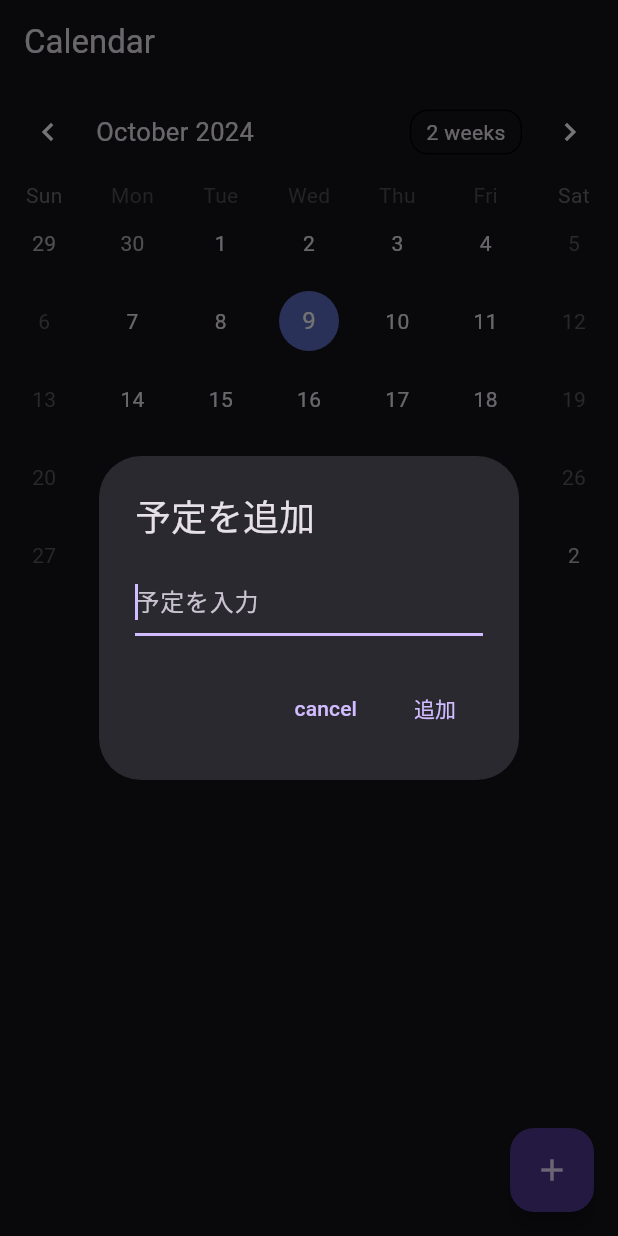
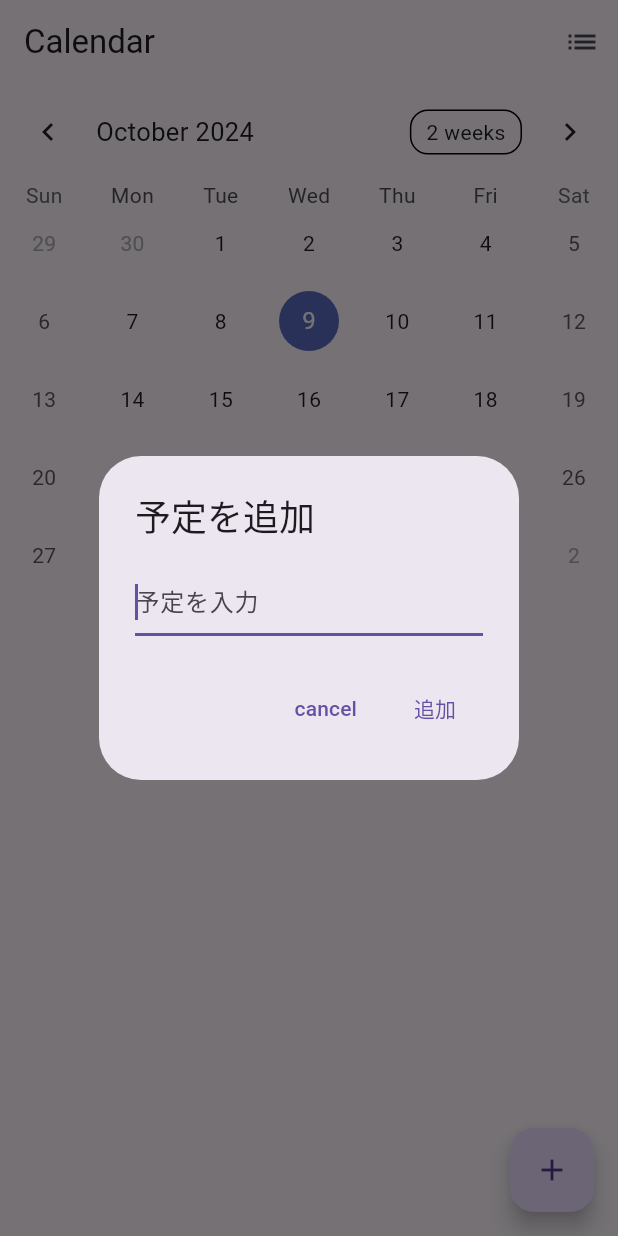
Before and after one commit to Thebai2357/Calendar, a Flutter app: the screen it shows after launch, after a tap on the "add" icon, on a phone screen of 412 x 824 dp. Run offline on Flutter 3.47's test engine with Material 3 defaults, Android fonts, the phone set to English and light mode, and no system bars; drawn by our look-alikes of table_calendar.

Commit message:
Complete Addition and List view

```diff
--- a/lib/main.dart
+++ b/lib/main.dart
@@ -1,120 +1,139 @@
 import 'package:flutter/material.dart';
-import 'package:table_calendar/table_calendar.dart';
+import 'pages/calendar_page.dart';
 
 void main() {
   runApp(const MyApp());
 }
 
-class MyApp extends StatelessWidget {
+class MyApp extends StatelessWidget{
   const MyApp({super.key});
-
-  // This widget is the root of your application.
   @override
-  Widget build(BuildContext context) {
+  Widget build(BuildContext context){
     return MaterialApp(
-      title: 'Calendar App',
-      theme: ThemeData.dark(),
-      home: CalendarPage()
+      title:'Calendar App',
+      //theme: ThemeData.dark(),
+      home: const CalendarPage(),
     );
   }
 }
-class Event{
-  final String title;
-  Event(this.title);
 
-  @override
-  String toString() =>title;
-}
+// import 'package:flutter/material.dart';
+// import 'package:table_calendar/table_calendar.dart';
 
-class CalendarPage extends StatefulWidget{
-  @override
-  _CalendarPageState createState() =>_CalendarPageState();
-}
+// void main() {
+//   runApp(const MyApp());
+// }
 
-class _CalendarPageState extends State<CalendarPage>{
-  DateTime _focusedDay = DateTime.now();
-  DateTime _selectedDay = DateTime.now();
+// class MyApp extends StatelessWidget {
+//   const MyApp({super.key});
 
-  Map<DateTime, List<Event>> _events = {};
-  List<Event> _getEventsForDay(DateTime day){
-    return _events[day] ?? [];
-  }
+//   // This widget is the root of your application.
+//   @override
+//   Widget build(BuildContext context) {
+//     return MaterialApp(
+//       title: 'Calendar App',
+//       theme: ThemeData.dark(),
+//       home: CalendarPage()
+//     );
+//   }
+// }
+// class Event{
+//   final String title;
+//   Event(this.title);
 
-  @override
-  Widget build(BuildContext context){
-    return Scaffold(
-      appBar: AppBar(
-        title: const Text('Calendar'),
-      ),
-      body: Column(
-        children: [
-          TableCalendar(
-            focusedDay: _focusedDay,
-            firstDay: DateTime.utc(2000,1,1),
-            lastDay: DateTime.utc(2100,12,31),
-            selectedDayPredicate: (day){
-              return isSameDay(_selectedDay, day);
-            },
-            eventLoader: _getEventsForDay,
-            onDaySelected: (selectedDay,focusedDay){
-              setState((){
-                _selectedDay = selectedDay;
-                _focusedDay  = focusedDay;
-              });
-            },
-          ),
-          Expanded(
-            child: ListView(
-              children: _getEventsForDay(_selectedDay ?? _focusedDay)
-              .map((event)=> ListTile(
-                title: Text(event.title),
-              ))
-              .toList(),
-              ),
-          ),
-        ],
-      ),
-      floatingActionButton: FloatingActionButton(
-        onPressed: _addEvent,
-        child: const Icon(Icons.add),
-        ),
-    );
-  }
+//   @override
+//   String toString() =>title;
+// }
 
-  void _addEvent(){
-    String eventTitle = '';
-    showDialog(
-      context: context,
-      builder: (context) => AlertDialog(
-        title: const Text('予定を追加'),
-        content: TextField(
-          autofocus: true,
-          decoration: const InputDecoration(hintText:'予定を入力'),
-          onChanged:  (value){
-            eventTitle = value;
-          },
-        ),
-        actions: [
-          TextButton(
-            onPressed: () => Navigator.pop(context),
-             child: const Text('cancel')
-          ),
-          TextButton(
-            onPressed: (){
-              if (eventTitle.isEmpty) return;
-              setState(() {
-                if (_events[_selectedDay]!= null){
-                  _events[_selectedDay]!.add(Event(eventTitle));
-                } else {
-                  _events[_selectedDay] = [Event(eventTitle)];
-                }
-              });
-              Navigator.pop(context);
-            },
-            child: const Text('追加'),
-          ),
-        ],
-      ),
-    );
-  }
-}
+// class CalendarPage extends StatefulWidget{
+//   @override
+//   _CalendarPageState createState() =>_CalendarPageState();
+// }
+
+// class _CalendarPageState extends State<CalendarPage>{
+//   DateTime _focusedDay = DateTime.now();
+//   DateTime _selectedDay = DateTime.now();
+
+//   Map<DateTime, List<Event>> _events = {};
+//   List<Event> _getEventsForDay(DateTime day){
+//     return _events[day] ?? [];
+//   }
+
+//   @override
+//   Widget build(BuildContext context){
+//     return Scaffold(
+//       appBar: AppBar(
+//         title: const Text('Calendar'),
+//       ),
+//       body: Column(
+//         children: [
+//           TableCalendar(
+//             focusedDay: _focusedDay,
+//             firstDay: DateTime.utc(2000,1,1),
+//             lastDay: DateTime.utc(2100,12,31),
+//             selectedDayPredicate: (day){
+//               return isSameDay(_selectedDay, day);
+//             },
+//             eventLoader: _getEventsForDay,
+//             onDaySelected: (selectedDay,focusedDay){
+//               setState((){
+//                 _selectedDay = selectedDay;
+//                 _focusedDay  = focusedDay;
+//               });
+//             },
+//           ),
+//           Expanded(
+//             child: ListView(
+//               children: _getEventsForDay(_selectedDay ?? _focusedDay)
+//               .map((event)=> ListTile(
+//                 title: Text(event.title),
+//               ))
+//               .toList(),
+//               ),
+//           ),
+//         ],
+//       ),
+//       floatingActionButton: FloatingActionButton(
+//         onPressed: _addEvent,
+//         child: const Icon(Icons.add),
+//         ),
+//     );
+//   }
+
+//   void _addEvent(){
+//     String eventTitle = '';
+//     showDialog(
+//       context: context,
+//       builder: (context) => AlertDialog(
+//         title: const Text('予定を追加'),
+//         content: TextField(
+//           autofocus: true,
+//           decoration: const InputDecoration(hintText:'予定を入力'),
+//           onChanged:  (value){
+//             eventTitle = value;
+//           },
+//         ),
+//         actions: [
+//           TextButton(
+//             onPressed: () => Navigator.pop(context),
+//              child: const Text('cancel')
+//           ),
+//           TextButton(
+//             onPressed: (){
+//               if (eventTitle.isEmpty) return;
+//               setState(() {
+//                 if (_events[_selectedDay]!= null){
+//                   _events[_selectedDay]!.add(Event(eventTitle));
+//                 } else {
+//                   _events[_selectedDay] = [Event(eventTitle)];
+//                 }
+//               });
+//               Navigator.pop(context);
+//             },
+//             child: const Text('追加'),
+//           ),
+//         ],
+//       ),
+//     );
+//   }
+// }
--- a/lib/pages/calendar_page.dart
+++ b/lib/pages/calendar_page.dart
@@ -0,0 +1,116 @@
+import 'package:flutter/material.dart';
+import 'package:table_calendar/table_calendar.dart';
+import '../models/event.dart';
+import 'event_list_page.dart';
+
+class CalendarPage extends StatefulWidget{
+  const CalendarPage({Key? key}) : super(key: key);
+
+  @override
+  _CalendarPageState createState() => _CalendarPageState();
+}
+
+class _CalendarPageState extends State<CalendarPage>{
+  DateTime _focusedDay = DateTime.now();
+  DateTime _selectedDay = DateTime.now();
+
+  DateTime _getDataOnly(DateTime data){
+    return DateTime.utc(data.year,data.month,data.day);
+  }
+  Map<DateTime, List<Event>> _events = {};
+  List<Event> _getEventsForDay(DateTime day){
+    return _events[_getDataOnly(day)] ?? [];
+  }
+
+  @override
+  Widget build(BuildContext context){
+    return Scaffold(
+      appBar: AppBar(
+        title: const Text('Calendar'),
+        actions: [
+          IconButton(
+            icon: const Icon(Icons.list),
+            onPressed: _navigateToEventList,
+            ),
+        ],
+      ),
+      body: Column(
+        children: [
+          TableCalendar(
+            focusedDay: _focusedDay,
+            firstDay: DateTime.utc(2000,1,1),
+            lastDay: DateTime.utc(2100,12,31),
+            selectedDayPredicate: (day){
+              return isSameDay(_selectedDay, day);
+            },
+            eventLoader: _getEventsForDay,
+            onDaySelected: (selectedDay,focusedDay){
+              setState((){
+                _selectedDay = selectedDay;
+                _focusedDay  = focusedDay;
+              });
+            },
+          ),
+          Expanded(
+            child: ListView(
+              children: _getEventsForDay(_selectedDay ?? _focusedDay)
+              .map((event)=> ListTile(
+                title: Text(event.title),
+              ))
+              .toList(),
+              ),
+          ),
+        ],
+      ),
+      floatingActionButton: FloatingActionButton(
+        onPressed: _addEvent,
+        child: const Icon(Icons.add),
+        ),
+    );
+  }
+  void _navigateToEventList(){
+    Navigator.push(
+      context,
+      MaterialPageRoute(
+        builder: (context) =>EventListPage(events: _events)
+      ),
+    );
+  }
+
+  void _addEvent(){
+    String eventTitle = '';
+    showDialog(
+      context: context,
+      builder: (context) => AlertDialog(
+        title: const Text('予定を追加'),
+        content: TextField(
+          autofocus: true,
+          decoration: const InputDecoration(hintText:'予定を入力'),
+          onChanged:  (value){
+            eventTitle = value;
+          },
+        ),
+        actions: [
+          TextButton(
+            onPressed: () => Navigator.pop(context),
+             child: const Text('cancel')
+          ),
+          TextButton(
+            onPressed: (){
+              if (eventTitle.isEmpty) return;
+              setState(() {
+                if (_events[_selectedDay]!= null){
+                  _events[_selectedDay]!.add(Event(eventTitle));
+                } else {
+                  _events[_selectedDay] = [Event(eventTitle)];
+                }
+              });
+              Navigator.pop(context);
+            },
+            child: const Text('追加'),
+          ),
+        ],
+      ),
+    );
+  }
+}
```
